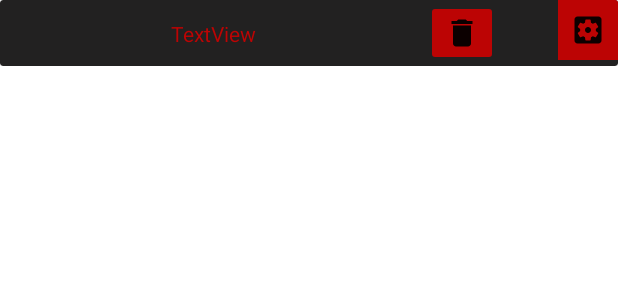
After one commit to Ward-JavaApplications/Remag, an Android app: the layout add_reminder_row.xml on its own in the app's theme, with its tools: preview values and no code run, on a phone screen of 412 x 824 dp. The commit adds this screen. Shown: the top 300 px of the screen. Run offline under Robolectric (Android 15) with nearby library versions, the phone set to English and light mode, and no system bars.

Commit message:
Tweede Adapter gemaakt voor de recylceView
We zien om de een of de andere reden geen afbeeldingen, imageButtons in de recycleView. Wel textView's. Ook is er nog geen functionaliteit om een nieuwe reminder aan te maken. Dit moet dan hopelijk gaan via de superclasses die ik gemaakt heb

we kunnen al onze reminders zien

```diff
--- a/app/src/main/java/wardsmets/remag/AddReminderActivity.java
+++ b/app/src/main/java/wardsmets/remag/AddReminderActivity.java
@@ -14,12 +14,12 @@ import androidx.recyclerview.widget.RecyclerView;
 import java.util.ArrayList;
 
 import wardsmets.remag.ReminderContainers.ReminderContainer;
-import wardsmets.remag.Views.MyRecycleViewAdapter;
+import wardsmets.remag.Views.MyRecycleViewAdapterAddReminder;
 import wardsmets.remag.Views.MyViewFlipper;
 
 public class AddReminderActivity extends AppCompatActivity{
 
-    private String reminderName = null;
+    private String reminderName = "niffo's";
 
     @Override
     protected void onCreate(Bundle savedInstanceState) {
@@ -47,7 +47,7 @@ public class AddReminderActivity extends AppCompatActivity{
             //recycleView
             RecyclerView recyclerView = findViewById(R.id.recycler_view_time_of_day);
             String[] times = getTimes();
-            MyRecycleViewAdapter adapter = new MyRecycleViewAdapter(times, getApplicationContext());
+            MyRecycleViewAdapterAddReminder adapter = new MyRecycleViewAdapterAddReminder(times, getApplicationContext());
             recyclerView.setAdapter(adapter);
             recyclerView.setLayoutManager(new LinearLayoutManager(getApplicationContext()));
         } catch (Exception e) {
--- a/app/src/main/java/wardsmets/remag/Views/MyRecycleViewAdapter.java
+++ b/app/src/main/java/wardsmets/remag/Views/MyRecycleViewAdapterAddReminder.java
@@ -10,12 +10,12 @@ import androidx.recyclerview.widget.RecyclerView;
 
 import wardsmets.remag.R;
 
-public class MyRecycleViewAdapter extends RecyclerView.Adapter<MyRecycleViewAdapter.MyViewHolder> {
+public class MyRecycleViewAdapterAddReminder extends RecyclerView.Adapter<MyRecycleViewAdapterAddReminder.MyViewHolder> {
 
     String[] times;
     Context context;
 
-    public MyRecycleViewAdapter(String[] times, Context context) {
+    public MyRecycleViewAdapterAddReminder(String[] times, Context context) {
         this.times = times;
         this.context = context;
     }
@@ -28,7 +28,7 @@ public class MyRecycleViewAdapter extends RecyclerView.Adapter<MyRecycleViewAdap
     }
 
     @Override
-    public void onBindViewHolder(MyRecycleViewAdapter.MyViewHolder holder, int position) {
+    public void onBindViewHolder(MyRecycleViewAdapterAddReminder.MyViewHolder holder, int position) {
         holder.editText.setText(times[position]);
     }
 
--- /dev/null
+++ b/app/src/main/res/drawable/ic_baseline_delete_24.xml
@@ -0,0 +1,5 @@
+<vector android:height="24dp" android:tint="#0C0000"
+    android:viewportHeight="24" android:viewportWidth="24"
+    android:width="24dp" xmlns:android="http://schemas.android.com/apk/res/android">
+    <path android:fillColor="@android:color/white" android:pathData="M6,19c0,1.1 0.9,2 2,2h8c1.1,0 2,-0.9 2,-2V7H6v12zM19,4h-3.5l-1,-1h-5l-1,1H5v2h14V4z"/>
+</vector>
--- /dev/null
+++ b/app/src/main/res/drawable/ic_baseline_settings_applications_24.xml
@@ -0,0 +1,5 @@
+<vector android:height="24dp" android:tint="#0C0000"
+    android:viewportHeight="24" android:viewportWidth="24"
+    android:width="24dp" xmlns:android="http://schemas.android.com/apk/res/android">
+    <path android:fillColor="@android:color/white" android:pathData="M12,10c-1.1,0 -2,0.9 -2,2s0.9,2 2,2 2,-0.9 2,-2 -0.9,-2 -2,-2zM19,3L5,3c-1.11,0 -2,0.9 -2,2v14c0,1.1 0.89,2 2,2h14c1.11,0 2,-0.9 2,-2L21,5c0,-1.1 -0.89,-2 -2,-2zM17.25,12c0,0.23 -0.02,0.46 -0.05,0.68l1.48,1.16c0.13,0.11 0.17,0.3 0.08,0.45l-1.4,2.42c-0.09,0.15 -0.27,0.21 -0.43,0.15l-1.74,-0.7c-0.36,0.28 -0.76,0.51 -1.18,0.69l-0.26,1.85c-0.03,0.17 -0.18,0.3 -0.35,0.3h-2.8c-0.17,0 -0.32,-0.13 -0.35,-0.29l-0.26,-1.85c-0.43,-0.18 -0.82,-0.41 -1.18,-0.69l-1.74,0.7c-0.16,0.06 -0.34,0 -0.43,-0.15l-1.4,-2.42c-0.09,-0.15 -0.05,-0.34 0.08,-0.45l1.48,-1.16c-0.03,-0.23 -0.05,-0.46 -0.05,-0.69 0,-0.23 0.02,-0.46 0.05,-0.68l-1.48,-1.16c-0.13,-0.11 -0.17,-0.3 -0.08,-0.45l1.4,-2.42c0.09,-0.15 0.27,-0.21 0.43,-0.15l1.74,0.7c0.36,-0.28 0.76,-0.51 1.18,-0.69l0.26,-1.85c0.03,-0.17 0.18,-0.3 0.35,-0.3h2.8c0.17,0 0.32,0.13 0.35,0.29l0.26,1.85c0.43,0.18 0.82,0.41 1.18,0.69l1.74,-0.7c0.16,-0.06 0.34,0 0.43,0.15l1.4,2.42c0.09,0.15 0.05,0.34 -0.08,0.45l-1.48,1.16c0.03,0.23 0.05,0.46 0.05,0.69z"/>
+</vector>
--- /dev/null
+++ b/app/src/main/res/layout/add_reminder_row.xml
@@ -0,0 +1,53 @@
+<?xml version="1.0" encoding="utf-8"?>
+<androidx.constraintlayout.widget.ConstraintLayout xmlns:android="http://schemas.android.com/apk/res/android"
+    xmlns:app="http://schemas.android.com/apk/res-auto"
+    xmlns:tools="http://schemas.android.com/tools"
+    android:layout_width="match_parent"
+    android:layout_height="wrap_content">
+
+    <androidx.cardview.widget.CardView
+        android:layout_width="match_parent"
+        android:layout_height="wrap_content"
+        app:cardBackgroundColor="#222121"
+        app:layout_constraintEnd_toEndOf="parent"
+        app:layout_constraintStart_toStartOf="parent"
+        app:layout_constraintTop_toTopOf="parent">
+
+        <androidx.constraintlayout.widget.ConstraintLayout
+            android:layout_width="match_parent"
+            android:layout_height="match_parent">
+
+            <ImageButton
+                android:id="@+id/imageButton_deleteReminder"
+                android:layout_width="wrap_content"
+                android:layout_height="wrap_content"
+                android:layout_marginEnd="40dp"
+                android:backgroundTint="@color/red_main_buttons"
+                app:layout_constraintEnd_toStartOf="@+id/imageButton_reminderSettings"
+                app:layout_constraintTop_toTopOf="parent"
+                app:srcCompat="@drawable/ic_baseline_delete_24" />
+
+            <ImageButton
+                android:id="@+id/imageButton_reminderSettings"
+                android:layout_width="40dp"
+                android:layout_height="40dp"
+                android:background="@color/red_main_buttons"
+                app:layout_constraintEnd_toEndOf="parent"
+                app:layout_constraintTop_toTopOf="parent"
+                app:srcCompat="@drawable/ic_baseline_settings_applications_24" />
+
+            <TextView
+                android:id="@+id/textView_reminder_name"
+                android:layout_width="wrap_content"
+                android:layout_height="wrap_content"
+                android:text="TextView"
+                android:textColor="@color/red_main_buttons"
+                app:layout_constraintBottom_toBottomOf="parent"
+                app:layout_constraintEnd_toStartOf="@+id/imageButton_deleteReminder"
+                app:layout_constraintStart_toStartOf="parent"
+                app:layout_constraintTop_toTopOf="parent" />
+
+        </androidx.constraintlayout.widget.ConstraintLayout>
+    </androidx.cardview.widget.CardView>
+
+</androidx.constraintlayout.widget.ConstraintLayout>
```
Also changed, not shown: app/src/main/java/wardsmets/remag/MainMenuActivity.java (+30 -1 lines), app/src/main/java/wardsmets/remag/Views/MyRecycleViewAdapterReminders.java (added, +54 -0 lines), app/src/main/res/layout/activity_main_menu.xml (+10 -14 lines).
